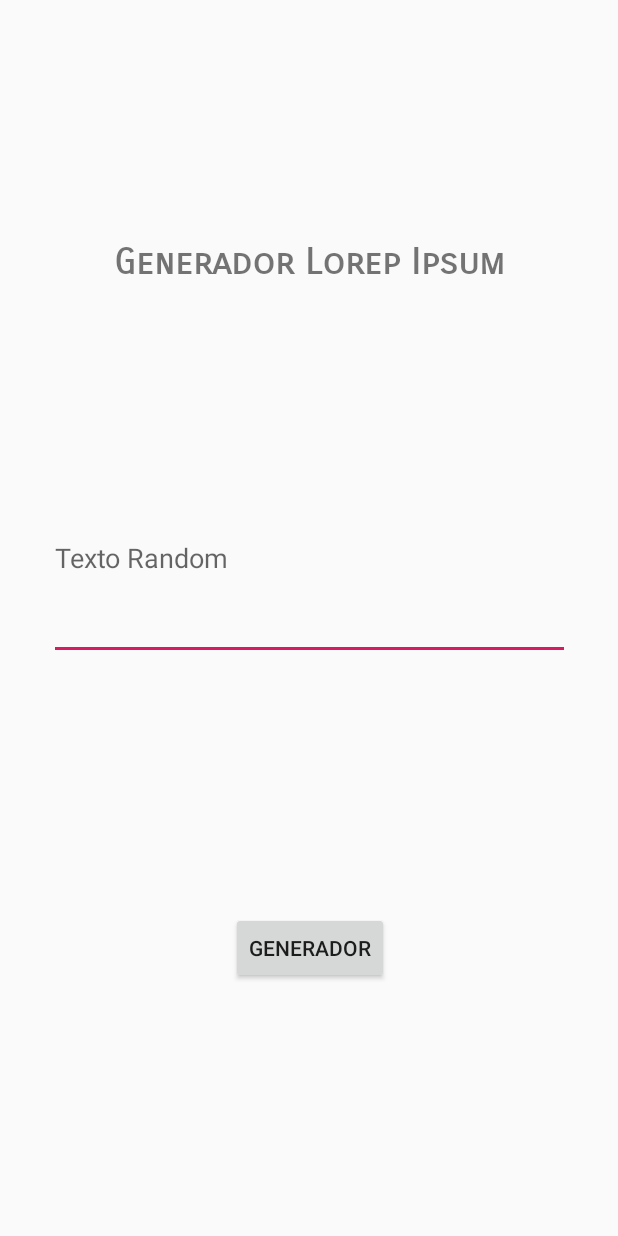
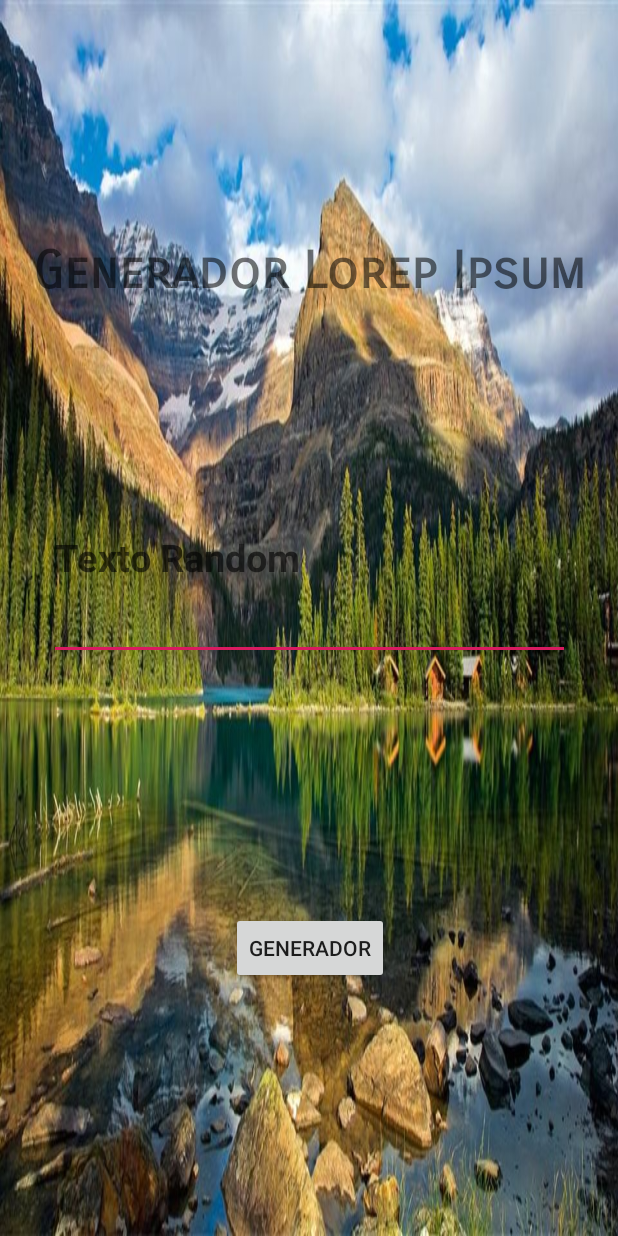
Before and after one commit to fostrok90/GeneradorLorep, an Android app: the layout activity_main.xml on its own in the app's theme, with its tools: preview values and no code run, on a phone screen of 412 x 824 dp. Run offline under Robolectric (Android 15) with nearby library versions, the phone set to English and light mode, and no system bars.

```diff
--- a/app/src/main/java/com/example/projectgen/MainActivity.java
+++ b/app/src/main/java/com/example/projectgen/MainActivity.java
@@ -63,10 +63,7 @@ public class MainActivity extends AppCompatActivity {
     }
 
     private String generateString(int length) {
-        char[] chars = ("Lorem ipsum dolor sit amet," +
-                " consectetur adipiscing elit. Cras auctor sem ac iaculis ullamcorper. Nulla quis bibendum ex, et sodales ex. Phasellus a est vel mauris semper accumsan vitae eget nulla. Donec at elit a libero sodales semper. Suspendisse libero ipsum, elementum a faucibus ut, egestas nec ante." +
-                " Integer condimentum rutrum sollicitudin. Proin eget nisi sed leo congue volutpat ut vitae nulla." +
-                " In vulputate dui ac lacinia hendrerit. Aenean lobortis tincidunt leo, in elementum odio iaculis nec.").toCharArray();
+        char[] chars = ("\"Lorem ipsum dolor sit amet, consectetur adipiscing elit. Cras auctor sem ac iaculis ullamcorper. Nulla quis bibendum ex, et sodales ex.").toCharArray();
         StringBuilder stringBuilder = new StringBuilder();
         Random random = new Random();
         for(int i =1; i < length; i++){
--- a/app/src/main/res/layout/activity_main.xml
+++ b/app/src/main/res/layout/activity_main.xml
@@ -4,6 +4,7 @@
     xmlns:tools="http://schemas.android.com/tools"
     android:layout_width="match_parent"
     android:layout_height="match_parent"
+    android:background="@drawable/bn"
     tools:context=".MainActivity">
 
 
@@ -24,6 +25,8 @@
         android:layout_marginTop="304dp"
         android:ems="10"
         android:hint="@string/texto_random"
+        android:textStyle="bold"
+        android:textSize="25sp"
         android:inputType="textPersonName"
         app:layout_constraintEnd_toEndOf="parent"
         app:layout_constraintStart_toStartOf="parent"
@@ -38,7 +41,7 @@
         android:fontFamily="sans-serif-smallcaps"
         android:text="@string/generador_lorep_ipsum"
         android:textAlignment="center"
-        android:textSize="24sp"
+        android:textSize="34sp"
         android:textStyle="bold"
         app:layout_constraintEnd_toEndOf="parent"
         app:layout_constraintStart_toStartOf="parent"
```
Also changed, not shown: app/src/main/res/drawable/bn.jpg (added), 1 other file.
